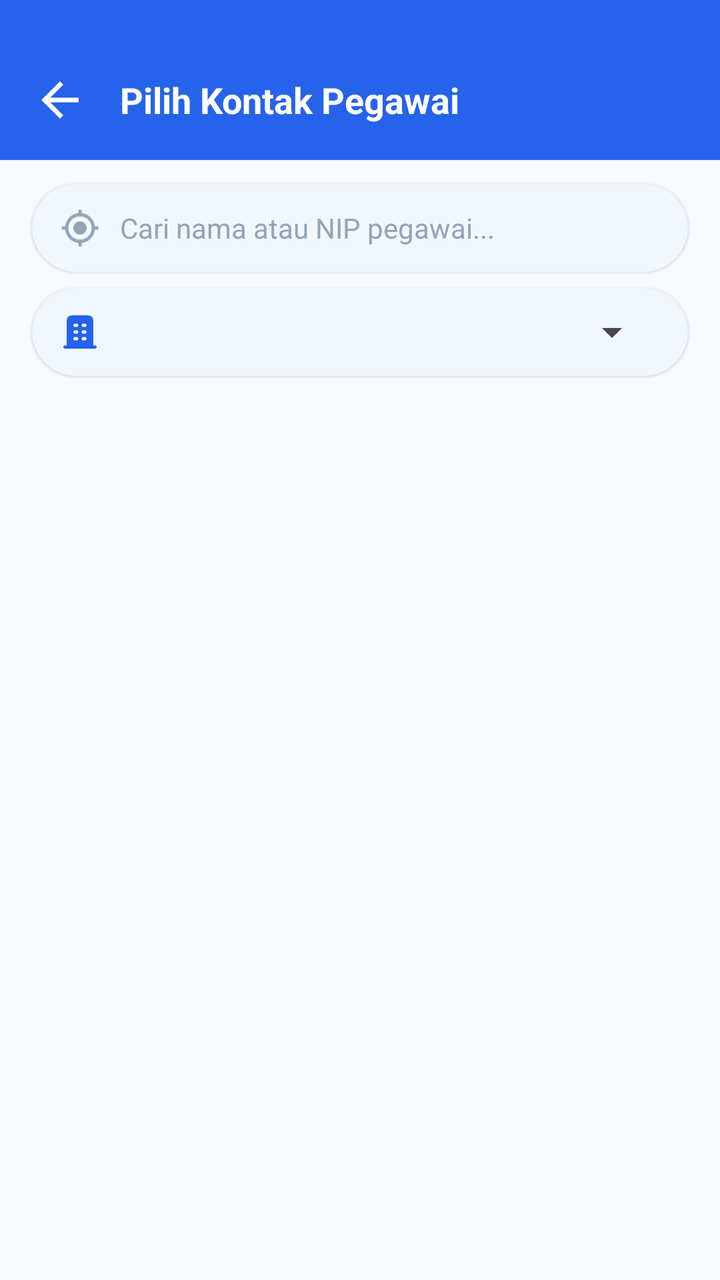
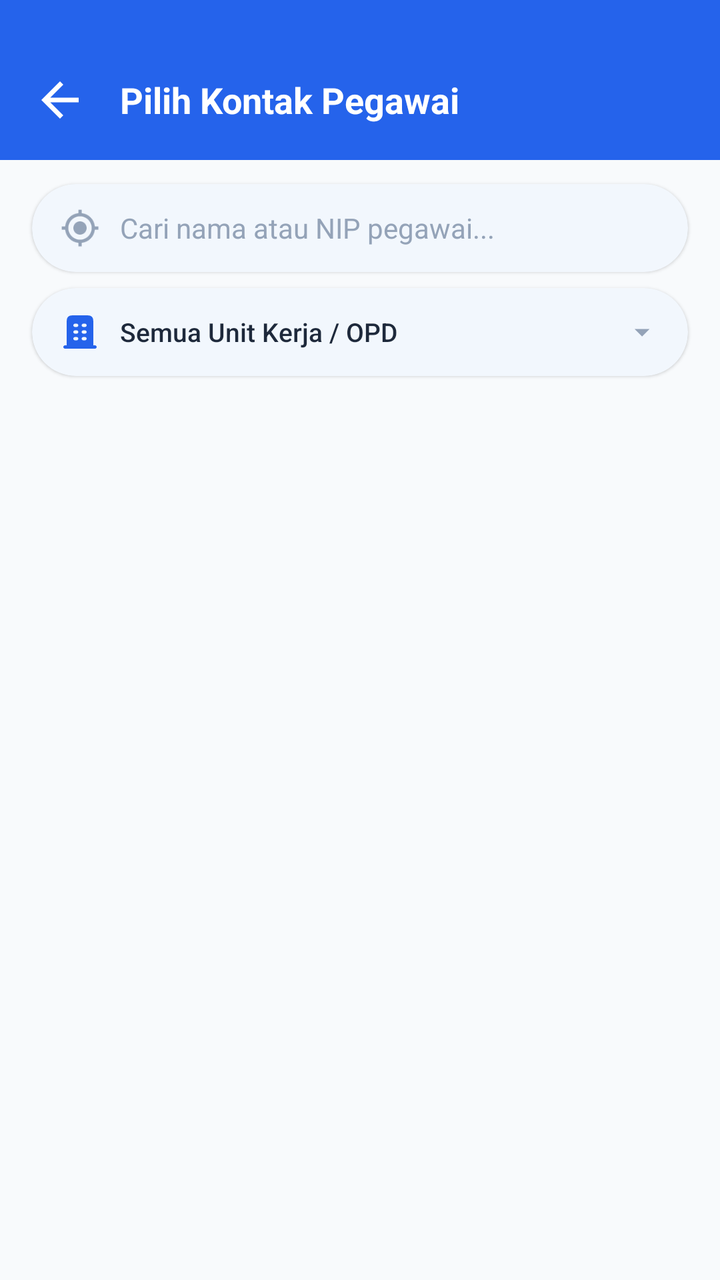

Screens rendered from an Android XML layout before and after an edit, with the pre-edit source and the edit as a unified diff.
<!-- AndroidManifest.xml: application theme Theme.AppPemko -->
<!-- res/layout/activity_chat_contact_picker.xml -->
<?xml version="1.0" encoding="utf-8"?>
<LinearLayout xmlns:android="http://schemas.android.com/apk/res/android"
    xmlns:app="http://schemas.android.com/apk/res-auto"
    android:layout_width="match_parent"
    android:layout_height="match_parent"
    android:background="#F8FAFC"
    android:orientation="vertical">

    
    <LinearLayout
        android:layout_width="match_parent"
        android:layout_height="wrap_content"
        android:background="#2563EB"
        android:orientation="horizontal"
        android:paddingHorizontal="16dp"
        android:paddingTop="36dp"
        android:paddingBottom="16dp"
        android:gravity="center_vertical">

        <ImageView
            android:id="@+id/ivBackPicker"
            android:layout_width="28dp"
            android:layout_height="28dp"
            android:src="@drawable/ic_arrow_back"
            app:tint="#FFFFFF"
            android:background="?attr/selectableItemBackgroundBorderless"
            android:clickable="true"
            android:focusable="true"
            android:contentDescription="Kembali"/>

        <TextView
            android:layout_width="0dp"
            android:layout_height="wrap_content"
            android:layout_weight="1"
            android:layout_marginStart="16dp"
            android:text="Pilih Kontak Pegawai"
            android:textColor="#FFFFFF"
            android:textSize="18sp"
            android:textStyle="bold"/>
    </LinearLayout>

    
    <com.google.android.material.card.MaterialCardView
        android:layout_width="match_parent"
        android:layout_height="44dp"
        android:layout_marginHorizontal="16dp"
        android:layout_marginTop="12dp"
        android:layout_marginBottom="8dp"
        app:cardCornerRadius="22dp"
        app:cardElevation="1dp"
        app:strokeWidth="0dp">

        <LinearLayout
            android:layout_width="match_parent"
            android:layout_height="match_parent"
            android:gravity="center_vertical"
            android:orientation="horizontal"
            android:paddingHorizontal="14dp">

            <ImageView
                android:layout_width="20dp"
                android:layout_height="20dp"
                android:src="@drawable/ic_search_location"
                app:tint="#94A3B8"
                android:contentDescription="Cari"/>

            <EditText
                android:id="@+id/etSearchPicker"
                android:layout_width="match_parent"
                android:layout_height="match_parent"
                android:layout_marginStart="10dp"
                android:background="@null"
                android:hint="Cari nama atau NIP pegawai..."
                android:textColor="#1E293B"
                android:textColorHint="#94A3B8"
                android:textSize="14sp"
                android:inputType="text"/>
        </LinearLayout>
    </com.google.android.material.card.MaterialCardView>

    
    <com.google.android.material.card.MaterialCardView
        android:layout_width="match_parent"
        android:layout_height="44dp"
        android:layout_marginHorizontal="16dp"
        android:layout_marginBottom="8dp"
        app:cardCornerRadius="22dp"
        app:cardElevation="1dp"
        app:strokeWidth="0dp">

        <LinearLayout
            android:layout_width="match_parent"
            android:layout_height="match_parent"
            android:gravity="center_vertical"
            android:orientation="horizontal"
            android:paddingHorizontal="14dp">

            <ImageView
                android:layout_width="20dp"
                android:layout_height="20dp"
                android:src="@drawable/ic_locasi_office"
                app:tint="#2563EB"
                android:contentDescription="Unit Kerja / OPD"/>

            <Spinner
                android:id="@+id/spOpdFilterPicker"
                android:layout_width="match_parent"
                android:layout_height="match_parent"
                android:layout_marginStart="8dp"
                android:spinnerMode="dropdown"/>
        </LinearLayout>
    </com.google.android.material.card.MaterialCardView>

    
    <FrameLayout
        android:layout_width="match_parent"
        android:layout_height="0dp"
        android:layout_weight="1">

        <androidx.recyclerview.widget.RecyclerView
            android:id="@+id/rvPickerList"
            android:layout_width="match_parent"
            android:layout_height="match_parent"
            android:clipToPadding="false"
            android:paddingVertical="8dp"/>

        <ProgressBar
            android:id="@+id/pbPicker"
            android:layout_width="wrap_content"
            android:layout_height="wrap_content"
            android:layout_gravity="center"/>

        <TextView
            android:id="@+id/tvEmptyPicker"
            android:layout_width="wrap_content"
            android:layout_height="wrap_content"
            android:layout_gravity="center"
            android:text="Kontak tidak ditemukan"
            android:textColor="#64748B"
            android:textSize="14sp"
            android:visibility="gone"/>
    </FrameLayout>

</LinearLayout>
<!-- resources referenced by this layout -->
<resources>
  <!-- drawable ic_arrow_back (drawable) -->
  <?xml version="1.0" encoding="utf-8"?>
  <vector xmlns:android="http://schemas.android.com/apk/res/android"
      android:width="24dp"
      android:height="24dp"
      android:viewportWidth="24"
      android:viewportHeight="24">
      <path
          android:fillColor="#FFFFFFFF"
          android:pathData="M20,11H7.83l5.59,-5.59L12,4l-8,8 8,8 1.41,-1.41L7.83,13H20v-2z" />
  </vector>
  <!-- drawable ic_search_location (drawable) -->
  <vector android:height="24dp"
      android:viewportHeight="24" android:viewportWidth="24"
      android:width="24dp" xmlns:android="http://schemas.android.com/apk/res/android">
      <path android:fillColor="#F1F1F1" android:pathData="M12,8c-2.21,0 -4,1.79 -4,4s1.79,4 4,4 4,-1.79 4,-4 -1.79,-4 -4,-4zM20.94,11c-0.46,-4.17 -3.77,-7.48 -7.94,-7.94L13,1h-2v2.06C6.83,3.52 3.52,6.83 3.06,11L1,11v2h2.06c0.46,4.17 3.77,7.48 7.94,7.94L11,23h2v-2.06c4.17,-0.46 7.48,-3.77 7.94,-7.94L23,13v-2h-2.06zM12,19c-3.87,0 -7,-3.13 -7,-7s3.13,-7 7,-7 7,3.13 7,7 -3.13,7 -7,7z"/>
  </vector>
  <style name="Theme.AppPemko" parent="Base.Theme.AppPemko">
          <item name="android:textColor">@color/text_primary</item>
      </style>
  <color name="biru">#008DDA</color>
  <style name="Base.Theme.AppPemko" parent="Theme.Material3.DayNight.NoActionBar">
          <item name="colorPrimary">@color/primary_brand</item>
          <item name="colorOnPrimary">@color/on_primary_brand</item>
          <item name="colorSecondary">@color/brand_secondary</item>
          <item name="colorOnSecondary">@color/white</item>
          <item name="colorSurface">@color/surface_main</item>
          <item name="colorOnSurface">@color/text_primary</item>
          <item name="colorSurfaceVariant">@color/surface_variant</item>
          <item name="colorOnSurfaceVariant">@color/text_secondary</item>
          <item name="android:statusBarColor">@color/primary_brand</item>
          <item name="android:windowBackground">@color/background_main</item>
          <item name="android:fontFamily">sans-serif</item>
          <item name="android:windowAnimationStyle">@style/Animation.App.Activity</item>
      </style>
  <color name="text_primary">#171717</color>
  <color name="primary_brand">#0869D8</color>
  <color name="on_primary_brand">#FFFFFF</color>
  <color name="brand_secondary">#E91E63</color>
  <color name="white">#FFFFFF</color>
  <color name="surface_main">#FFFFFF</color>
  <color name="surface_variant">#F4F4F4</color>
  <color name="text_secondary">#454545</color>
  <color name="background_main">#FBFBFB</color>
  <style name="Animation.App.Activity" parent="@android:style/Animation.Activity">
          <item name="android:activityOpenEnterAnimation">@anim/slide_in_right</item>
          <item name="android:activityOpenExitAnimation">@anim/slide_out_left</item>
          <item name="android:activityCloseEnterAnimation">@anim/slide_in_left</item>
          <item name="android:activityCloseExitAnimation">@anim/slide_out_right</item>
      </style>
  <!-- unchanged entries left out for length: 1 -->
</resources>

<!-- the commit's change to res/layout/activity_chat_contact_picker.xml (unified diff, before → after) -->
@@ -80,10 +80,13 @@
 
     
     <com.google.android.material.card.MaterialCardView
+        android:id="@+id/cvOpdFilterPicker"
         android:layout_width="match_parent"
         android:layout_height="44dp"
         android:layout_marginHorizontal="16dp"
         android:layout_marginBottom="8dp"
+        android:clickable="true"
+        android:focusable="true"
         app:cardCornerRadius="22dp"
         app:cardElevation="1dp"
         app:strokeWidth="0dp">
@@ -102,12 +105,25 @@
                 app:tint="#2563EB"
                 android:contentDescription="Unit Kerja / OPD"/>
 
-            <Spinner
-                android:id="@+id/spOpdFilterPicker"
-                android:layout_width="match_parent"
-                android:layout_height="match_parent"
-                android:layout_marginStart="8dp"
-                android:spinnerMode="dropdown"/>
+            <TextView
+                android:id="@+id/tvOpdFilterSelectedName"
+                android:layout_width="0dp"
+                android:layout_height="wrap_content"
+                android:layout_weight="1"
+                android:layout_marginStart="10dp"
+                android:ellipsize="end"
+                android:fontFamily="sans-serif-medium"
+                android:maxLines="1"
+                android:text="Semua Unit Kerja / OPD"
+                android:textColor="#1E293B"
+                android:textSize="13sp" />
+
+            <ImageView
+                android:layout_width="18dp"
+                android:layout_height="18dp"
+                android:src="@drawable/ic_arrow_down"
+                app:tint="#94A3B8"
+                android:contentDescription="Pilih OPD" />
         </LinearLayout>
     </com.google.android.material.card.MaterialCardView>
 
<!-- resource entries referenced after the edit -->
@@ -10,6 +10,12 @@
       <path
           android:fillColor="#FFFFFFFF"
           android:pathData="M20,11H7.83l5.59,-5.59L12,4l-8,8 8,8 1.41,-1.41L7.83,13H20v-2z" />
+  </vector>
+  <!-- drawable ic_arrow_down (drawable) -->
+  <vector android:height="24dp" android:tint="@color/biru"
+      android:viewportHeight="24" android:viewportWidth="24"
+      android:width="24dp" xmlns:android="http://schemas.android.com/apk/res/android">
+      <path android:fillColor="@android:color/white" android:pathData="M7,10l5,5 5,-5z"/>
   </vector>
   <!-- drawable ic_search_location (drawable) -->
   <vector android:height="24dp"
